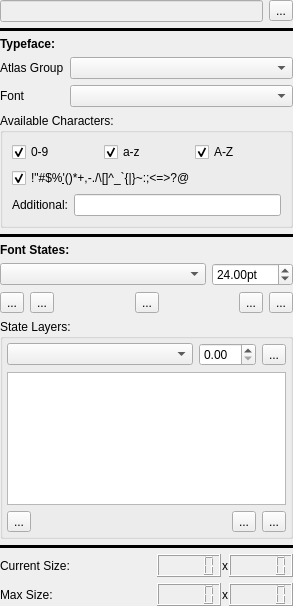
Old version of the form DesignerTool/src/WidgetFont.ui in the repository GameOverture/HarmonyEngine.
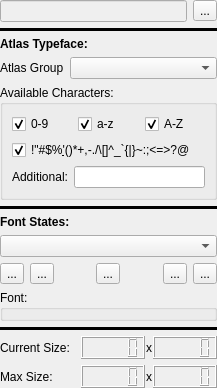
New version of the form. Icons and pictures are not drawn. Custom widgets are drawn as their Qt base class.

Commit message: Using the same archetecture as sprite for font (aka states)

```diff
--- a/DesignerTool/src/WidgetFont.ui
+++ b/DesignerTool/src/WidgetFont.ui
@@ -6,8 +6,8 @@
    <rect>
     <x>0</x>
     <y>0</y>
-    <width>293</width>
-    <height>606</height>
+    <width>217</width>
+    <height>369</height>
    </rect>
   </property>
   <property name="windowTitle">
@@ -69,13 +69,13 @@
       </font>
      </property>
      <property name="text">
-      <string>Typeface:</string>
+      <string>Atlas Typeface:</string>
      </property>
     </widget>
    </item>
    <item>
-    <layout class="QFormLayout" name="formLayout">
-     <item row="0" column="0">
+    <layout class="QHBoxLayout" name="horizontalLayout_10">
+     <item>
       <widget class="QLabel" name="lblAtlasGroup">
        <property name="sizePolicy">
         <sizepolicy hsizetype="Minimum" vsizetype="Preferred">
@@ -88,7 +88,7 @@
        </property>
       </widget>
      </item>
-     <item row="0" column="1">
+     <item>
       <widget class="QComboBox" name="cmbAtlasGroups">
        <property name="sizePolicy">
         <sizepolicy hsizetype="Expanding" vsizetype="Fixed">
@@ -98,22 +98,6 @@
        </property>
       </widget>
      </item>
-     <item row="1" column="0">
-      <widget class="QLabel" name="lblFont">
-       <property name="sizePolicy">
-        <sizepolicy hsizetype="Fixed" vsizetype="Preferred">
-         <horstretch>0</horstretch>
-         <verstretch>0</verstretch>
-        </sizepolicy>
-       </property>
-       <property name="text">
-        <string>Font</string>
-       </property>
-      </widget>
-     </item>
-     <item row="1" column="1">
-      <widget class="QComboBox" name="cmbFontList"/>
-     </item>
     </layout>
    </item>
    <item>
@@ -214,34 +198,14 @@
     </widget>
    </item>
    <item>
-    <layout class="QHBoxLayout" name="horizontalLayout_8">
-     <item>
-      <widget class="QComboBox" name="cmbStates">
-       <property name="sizePolicy">
-        <sizepolicy hsizetype="Expanding" vsizetype="Fixed">
-         <horstretch>0</horstretch>
-         <verstretch>0</verstretch>
-        </sizepolicy>
-       </property>
-      </widget>
-     </item>
-     <item>
-      <widget class="QDoubleSpinBox" name="sbSize">
-       <property name="suffix">
-        <string>pt</string>
-       </property>
-       <property name="minimum">
-        <double>4.000000000000000</double>
-       </property>
-       <property name="maximum">
-        <double>4098.000000000000000</double>
-       </property>
-       <property name="value">
-        <double>24.000000000000000</double>
-       </property>
-      </widget>
-     </item>
-    </layout>
+    <widget class="QComboBox" name="cmbStates">
+     <property name="sizePolicy">
+      <sizepolicy hsizetype="Expanding" vsizetype="Fixed">
+       <horstretch>0</horstretch>
+       <verstretch>0</verstretch>
+      </sizepolicy>
+     </property>
+    </widget>
    </item>
    <item>
     <layout class="QHBoxLayout" name="horizontalLayout_5">
@@ -311,7 +275,7 @@
    <item>
     <widget class="QGroupBox" name="groupBox">
      <property name="title">
-      <string>State Layers:</string>
+      <string>Font:</string>
      </property>
      <layout class="QVBoxLayout" name="verticalLayout_3">
       <property name="leftMargin">
@@ -326,87 +290,6 @@
       <property name="bottomMargin">
        <number>4</number>
       </property>
-      <item>
-       <layout class="QHBoxLayout" name="horizontalLayout_6">
-        <item>
-         <widget class="QComboBox" name="cmbAddLayer">
-          <property name="sizePolicy">
-           <sizepolicy hsizetype="Expanding" vsizetype="Fixed">
-            <horstretch>0</horstretch>
-            <verstretch>0</verstretch>
-           </sizepolicy>
-          </property>
-          <property name="currentIndex">
-           <number>-1</number>
-          </property>
-          <property name="maxVisibleItems">
-           <number>5</number>
-          </property>
-          <property name="maxCount">
-           <number>5</number>
-          </property>
-         </widget>
-        </item>
-        <item>
-         <widget class="QDoubleSpinBox" name="sbAddLayer"/>
-        </item>
-        <item>
-         <widget class="QToolButton" name="btnAddLayer">
-          <property name="text">
-           <string>...</string>
-          </property>
-         </widget>
-        </item>
-       </layout>
-      </item>
-      <item>
-       <widget class="WidgetFontTableView" name="stagesView">
-        <property name="selectionMode">
-         <enum>QAbstractItemView::SingleSelection</enum>
-        </property>
-        <property name="selectionBehavior">
-         <enum>QAbstractItemView::SelectRows</enum>
-        </property>
-       </widget>
-      </item>
-      <item>
-       <layout class="QHBoxLayout" name="horizontalLayout_4">
-        <item>
-         <widget class="QToolButton" name="btnRemoveLayer">
-          <property name="text">
-           <string>...</string>
-          </property>
-         </widget>
-        </item>
-        <item>
-         <spacer name="horizontalSpacer">
-          <property name="orientation">
-           <enum>Qt::Horizontal</enum>
-          </property>
-          <property name="sizeHint" stdset="0">
-           <size>
-            <width>40</width>
-            <height>20</height>
-           </size>
-          </property>
-         </spacer>
-        </item>
-        <item>
-         <widget class="QToolButton" name="btnOrderLayerUp">
-          <property name="text">
-           <string>...</string>
-          </property>
-         </widget>
-        </item>
-        <item>
-         <widget class="QToolButton" name="btnOrderLayerDown">
-          <property name="text">
-           <string>...</string>
-          </property>
-         </widget>
-        </item>
-       </layout>
-      </item>
      </layout>
     </widget>
    </item>
@@ -641,13 +524,6 @@
    </property>
   </action>
  </widget>
- <customwidgets>
-  <customwidget>
-   <class>WidgetFontTableView</class>
-   <extends>QTableView</extends>
-   <header>WidgetFontModelView.h</header>
-  </customwidget>
- </customwidgets>
  <resources>
   <include location="res/DesignerTool.qrc"/>
  </resources>
```
Left out of the diff: 4 changed lines with no effect on the pictures. The commit also changes 10 other files.
